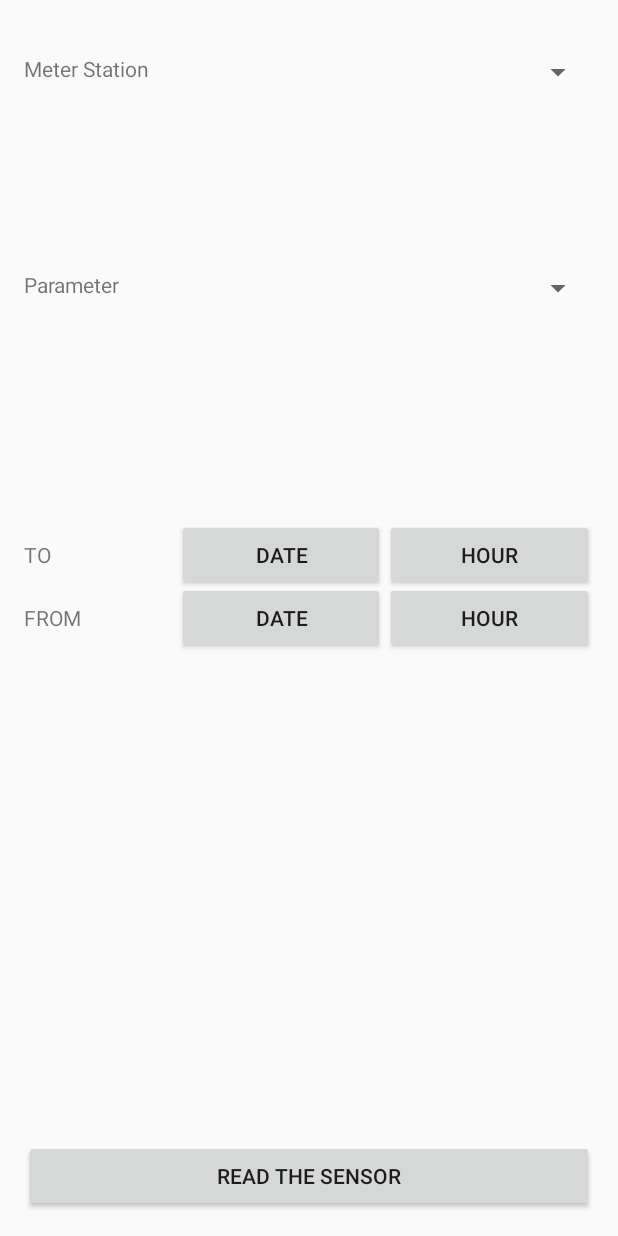
After one commit to ghianda/SensorApp, an Android app: the layout time_reading_activity.xml on its own in the app's theme, with its tools: preview values and no code run, on a phone screen of 412 x 824 dp. The commit adds this screen. Run offline under Robolectric (Android 15) with nearby library versions, the phone set to English and light mode, and no system bars; network calls fail.

Commit message:
Last Reading OK

```diff
--- a/app/src/main/AndroidManifest.xml
+++ b/app/src/main/AndroidManifest.xml
@@ -9,12 +9,15 @@
     <!-- TODO TOGLIERE android:debuggable="true" PRIMA DELLA RELEASE -->
 
     <application
+        android:name=".SensorProjectApp"
         android:allowBackup="true"
         android:icon="@mipmap/ic_launcher"
         android:label="@string/app_name"
         android:supportsRtl="true"
         android:theme="@style/AppTheme"
         android:debuggable="true">
+
+
         <activity android:name=".MainActivity">
 
             <!--
--- a/app/src/main/java/com/example/francesco/myfirstapp/GetActivity.java
+++ b/app/src/main/java/com/example/francesco/myfirstapp/GetActivity.java
@@ -483,7 +483,7 @@ public class GetActivity extends AppCompatActivity {
         Spinner spinner = (Spinner) findViewById(R.id.spinnerSensor);
         // Create an ArrayAdapter using the string array and a default spinner layout
         ArrayAdapter<CharSequence> adapter = ArrayAdapter.createFromResource(this,
-                R.array.sensorName_array, android.R.layout.simple_spinner_item);
+                R.array.meterName_array, android.R.layout.simple_spinner_item);
         // Specify the layout to use when the list of choices appears
         adapter.setDropDownViewResource(android.R.layout.simple_spinner_dropdown_item);
         // Apply the adapter to the spinner
--- a/app/src/main/java/com/example/francesco/myfirstapp/MainActivity.java
+++ b/app/src/main/java/com/example/francesco/myfirstapp/MainActivity.java
@@ -1,6 +1,5 @@
 package com.example.francesco.myfirstapp;
 
-import android.app.Activity;
 import android.content.Context;
 import android.content.Intent;
 import android.net.ConnectivityManager;
@@ -8,7 +7,6 @@ import android.net.NetworkInfo;
 import android.os.Bundle;
 import android.support.v7.app.AppCompatActivity;
 import android.view.View;
-import android.widget.AdapterView;
 import android.widget.ArrayAdapter;
 import android.widget.EditText;
 import android.widget.Spinner;
@@ -40,7 +38,7 @@ public class MainActivity extends AppCompatActivity {
         Spinner spinner = (Spinner) findViewById(R.id.sensor_spinner);
         // Create an ArrayAdapter using the string array and a default spinner layout
         ArrayAdapter<CharSequence> adapter = ArrayAdapter.createFromResource(this,
-                R.array.sensorName_array, android.R.layout.simple_spinner_item);
+                R.array.meterName_array, android.R.layout.simple_spinner_item);
         // Specify the layout to use when the list of choices appears
         adapter.setDropDownViewResource(android.R.layout.simple_spinner_dropdown_item);
         // Apply the adapter to the spinner
--- a/app/src/main/java/com/example/francesco/myfirstapp/SensorList.java
+++ b/app/src/main/java/com/example/francesco/myfirstapp/SensorList.java
@@ -113,7 +113,7 @@ public class SensorList {
         sensors.add(new Sensor("/cur/2", "Current - 2' phase"));
         sensors.add(new Sensor("/appw", "Apparent Power"));
         sensors.add(new Sensor("/reactpw", "Reactive Power"));
-        list.put(new Meter("Geom/GF", "Piano Terra"), sensors);
+        list.put(new Meter("Geom/GF", "Geometri - Piano Terra"), sensors);
         //pulisco la lista sensors
         sensors = new ArrayList<Sensor>();
 
@@ -129,7 +129,7 @@ public class SensorList {
         sensors.add(new Sensor("/cur/2", "Current - 2' phase"));
         sensors.add(new Sensor("/appw", "Apparent Power"));
         sensors.add(new Sensor("/reactpw", "Reactive Power"));
-        list.put(new Meter("Geom/1F", "Primo Piano"), sensors);
+        list.put(new Meter("Geom/1F", "Geometri - Primo Piano"), sensors);
         //pulisco la lista sensors
         sensors = new ArrayList<Sensor>();
 
@@ -145,7 +145,7 @@ public class SensorList {
         sensors.add(new Sensor("/cur/2", "Current - 2' phase"));
         sensors.add(new Sensor("/appw", "Apparent Power"));
         sensors.add(new Sensor("/reactpw", "Reactive Power"));
-        list.put(new Meter("Geom/GF/Labs/MP", "Forza motrice Laboratori"), sensors);
+        list.put(new Meter("Geom/GF/Labs/MP", "Geometri - Forza motrice Laboratori"), sensors);
 
     }
 
--- a/app/src/main/java/com/example/francesco/myfirstapp/TimeReadActivity.java
+++ b/app/src/main/java/com/example/francesco/myfirstapp/TimeReadActivity.java
@@ -72,7 +72,7 @@ public class TimeReadActivity extends AbstractReadingActivity {
 
 
     @Override
-    public void displayResult(Netsens response) {
+    public void displayResult(Netsens response, Meter chosenMeter, Sensor chosenSensor) {
         //TODO intent to new activiy (mean, count and graph]
     }
 
--- a/app/src/main/res/layout/get_activity.xml
+++ b/app/src/main/res/layout/get_activity.xml
@@ -14,14 +14,13 @@
         <TextView
             android:layout_width="match_parent"
             android:layout_height="wrap_content"
-            android:text="@string/tvSensorSelect"/>
+            android:text="@string/tvSelectSensor" />
         <Spinner
             android:id="@+id/spinnerSensor"
             android:layout_width="match_parent"
             android:layout_height="wrap_content">
         </Spinner>
 
-        <!-- TODO sinner dinamico -->
         <Spinner
             android:layout_width="match_parent"
             android:layout_height="wrap_content"
--- /dev/null
+++ b/app/src/main/res/layout/time_reading_activity.xml
@@ -0,0 +1,136 @@
+<?xml version="1.0" encoding="utf-8"?>
+<RelativeLayout xmlns:android="http://schemas.android.com/apk/res/android"
+    android:id="@+id/activity_time_request"
+    android:layout_width="match_parent"
+    android:layout_height="match_parent"
+    android:paddingBottom="@dimen/activity_vertical_margin"
+    android:paddingLeft="@dimen/activity_horizontal_margin"
+    android:paddingRight="@dimen/activity_horizontal_margin"
+    android:paddingTop="@dimen/activity_vertical_margin">
+
+
+    <!-- TODO ??    Posso inserire la data (o l'ora) selezionata al posto del NOME del bottone?? risparmio la textview e viene più intuitivo !!
+        TODO       potrei far modificare runtime il NOME (inserendo la date selezionata (o l'ora) e
+        TODO          FARE IL BOTTONE ROSSO SE LE DATE SELEZIONATE DANNO GET VUOTA O VERDE SE LA SELEZIONE è OK -->
+
+
+    <LinearLayout
+        android:layout_width="match_parent"
+        android:layout_height="wrap_content"
+        android:orientation="horizontal"
+        android:layout_marginTop="20dp"
+        android:layout_alignParentTop="true"
+        android:layout_alignParentStart="true">
+
+        <TextView
+            android:text="@string/tvSelectMeter"
+            android:layout_width="0dp"
+            android:layout_weight="1"
+            android:layout_height="wrap_content"
+            android:id="@+id/textView" />
+
+        <Spinner
+            android:id="@+id/MeterSpinner"
+            android:layout_width="0dp"
+            android:layout_weight="1"
+            android:layout_height="wrap_content"
+            android:layout_marginStart="34dp" />
+    </LinearLayout>
+
+    <LinearLayout
+        android:layout_width="match_parent"
+        android:layout_height="wrap_content"
+        android:orientation="horizontal"
+        android:layout_marginTop="164dp"
+        android:layout_alignParentStart="true">
+
+        <TextView
+            android:text="@string/tvSelectSensor"
+            android:layout_width="0dp"
+            android:layout_weight="1"
+            android:layout_height="wrap_content"
+            android:id="@+id/textView3" />
+
+        <Spinner
+            android:id="@+id/SensorSpinner"
+            android:layout_width="0dp"
+            android:layout_weight="1"
+            android:layout_height="wrap_content"
+            android:layout_marginStart="34dp" />
+    </LinearLayout>
+
+    <!--FROM selection -->
+    <LinearLayout
+        android:layout_width="match_parent"
+        android:layout_height="wrap_content"
+        android:layout_centerVertical="true"
+        android:layout_alignParentStart="true">
+
+        <TextView
+            android:text="@string/from"
+            android:layout_width="0dp"
+            android:layout_height="wrap_content"
+            android:id="@+id/textView4"
+            android:layout_weight="2" />
+
+        <Button
+            android:id="@+id/btFromDate"
+            android:layout_weight="1"
+            android:layout_width="wrap_content"
+            android:layout_height="wrap_content"
+            android:text="@string/btDate" />
+
+        <Button
+            android:layout_weight="1"
+            android:id="@+id/btFromHour"
+            android:layout_width="wrap_content"
+            android:layout_height="wrap_content"
+            android:text="@string/btHour" />
+    </LinearLayout>
+
+    <!--TO selection -->
+    <LinearLayout
+        android:layout_width="match_parent"
+        android:layout_height="wrap_content"
+        android:layout_marginTop="330dp">
+
+        <TextView
+            android:layout_width="0dp"
+            android:layout_weight="2"
+            android:layout_height="wrap_content"
+            android:text="@string/to" />
+
+        <Button
+            android:layout_weight="1"
+            android:id="@+id/btToDate"
+            android:layout_width="wrap_content"
+            android:layout_height="wrap_content"
+            android:text="@string/btDate" />
+
+        <Button
+            android:layout_weight="1"
+            android:id="@+id/btToHour"
+            android:layout_width="wrap_content"
+            android:layout_height="wrap_content"
+            android:text="@string/btHour" />
+    </LinearLayout>
+
+
+    <LinearLayout
+        android:layout_width="match_parent"
+        android:layout_height="wrap_content"
+        android:layout_alignParentBottom="true"
+        android:layout_alignParentStart="true"
+        android:orientation="horizontal">
+
+        <Button
+            android:layout_width="0dp"
+            android:layout_height="wrap_content"
+            android:layout_weight="1"
+            android:text="@string/btGetRequest"
+            android:onClick="read" />
+
+    </LinearLayout>
+
+
+</RelativeLayout>
--- a/app/src/main/res/values/string_array.xml
+++ b/app/src/main/res/values/string_array.xml
@@ -1,7 +1,7 @@
 <?xml version="1.0" encoding="utf-8"?>
 <resources>
     <!-- popolazione spinner -->
-    <string-array name="sensorName_array">
+    <string-array name="meterName_array">
         <item>QS</item>
         <item>QG</item>
         <item>QG/Lighting</item>
--- a/app/src/main/res/values/strings.xml
+++ b/app/src/main/res/values/strings.xml
@@ -4,22 +4,29 @@
     <string name="button_send">Send</string>
     <string name="text_net_message">Try string_get request</string>
     <string name="network_button">Connect </string>
-    <string name="text_toast_net_error">No Internet Connection! </string>
-    <string name="text_toast_net_ok">You are connected! </string>
     <string name="text_net_xml_get">Try OLD xml_get request (from url)</string>
     <string name="selectSensorText">Select a sensor for the get</string>
 
-    <!-- nuove: -->
-    <string name="tvSensorSelect">Select the sensor:</string>
-    <string name="btLastReading">Last Reading</string>
+
+    <!-- nuove:___________________________________________-->
     <string name="btGetRequest">Read the sensor</string>
-    <string name="tvSelectInterval">Select the time interval of reading</string>
-    <string name="from">FROM</string>
     <string name="dateFormat">DD/MM/YYYY</string>
     <string name="hourFormat">hh:mm</string>
+
+    <!--connection-->
+    <string name="text_toast_net_ok">You are connected! </string>
+    <string name="text_toast_net_error">No Internet Connection! </string>
+    <string name="text_toast_net_slow">Maybe the connection is too slowly...</string>
+
+    <!-- Last and Time reading -->
+    <string name="tvSelectMeter"> Meter Station </string>
+    <string name="tvSelectSensor"> Parameter </string>
+    <string name="btRead"> Read </string>
+    <string name="from">FROM</string>
+    <string name="to">TO</string>
     <string name="btDate">Date</string>
     <string name="btHour">Hour</string>
-    <string name="to">TO</string>
+    <string name="btLastReading">Last Reading</string>
 
     <!-- url -->
     <string name="urlDomain">http://live.netsens.it/export/xml_export_2A.php?user=temp&amp;password=5lkz1d&amp;station=723</string>
```
Also changed, not shown: app/src/main/java/com/example/francesco/myfirstapp/AbstractReadingActivity.java (+5 -9 lines), app/src/main/java/com/example/francesco/myfirstapp/Data.java (+8 -3 lines), app/src/main/java/com/example/francesco/myfirstapp/LastReadActivity.java (+33 -9 lines), app/src/main/java/com/example/francesco/myfirstapp/Netsens.java (+0 -13 lines), app/src/main/java/com/example/francesco/myfirstapp/Sensor.java (+90 -7 lines), app/src/main/java/com/example/francesco/myfirstapp/SensorProjectApp.java (+57 -5 lines), app/src/main/res/layout/activity_time_request.xml (deleted, +0 -21 lines), app/src/main/res/layout/last_reading_activity.xml (+5 -3 lines), app/src/main/res/raw/ex_netsens.xml (deleted, +0 -51 lines), app/src/main/java/com/example/francesco/myfirstapp/readme.txt, 1 other file.
